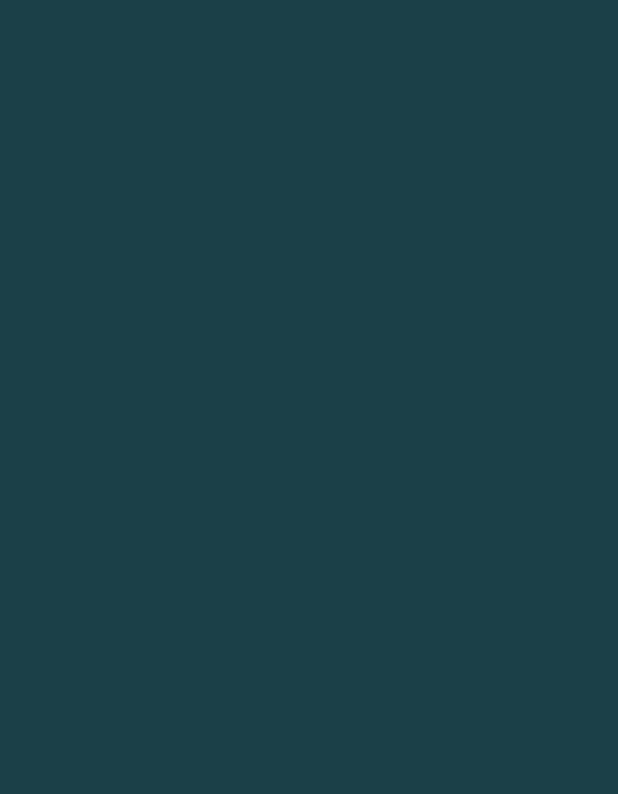
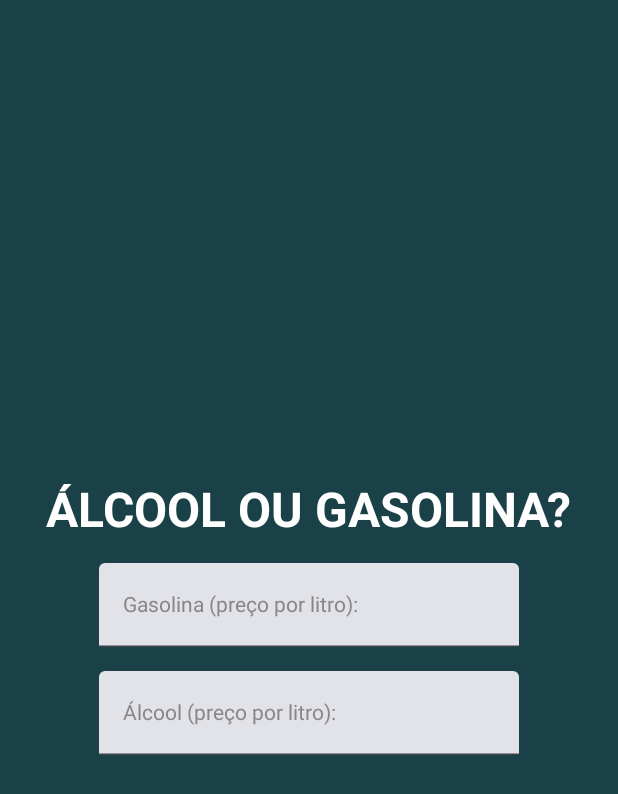
Before and after one commit to Victor-Valedev/App-Smart-Supply-Compose, an Android app built with Jetpack Compose: the screen it shows after launch (MainActivity), on a phone screen of 412 x 824 dp. Before the commit the part shown is empty. Shown: the top 794 px of the screen. Run offline under Robolectric (Android 15) with nearby library versions, the phone set to English and light mode, and no system bars.

Commit message:
feat: created entries for users to enter the price of gasoline and alcohol

```diff
--- a/app/src/main/java/com/victor/smartsupplyapp/MainActivity.kt
+++ b/app/src/main/java/com/victor/smartsupplyapp/MainActivity.kt
@@ -13,13 +13,21 @@ import androidx.compose.material3.MaterialTheme
 import androidx.compose.material3.Scaffold
 import androidx.compose.material3.Surface
 import androidx.compose.material3.Text
+import androidx.compose.material3.TextField
 import androidx.compose.material3.TopAppBar
 import androidx.compose.runtime.Composable
+import androidx.compose.runtime.getValue
+import androidx.compose.runtime.mutableStateOf
+import androidx.compose.runtime.remember
+import androidx.compose.runtime.setValue
 import androidx.compose.ui.Alignment
 import androidx.compose.ui.Modifier
 import androidx.compose.ui.graphics.Color
+import androidx.compose.ui.text.TextStyle
+import androidx.compose.ui.text.font.FontWeight
 import androidx.compose.ui.tooling.preview.Preview
 import androidx.compose.ui.unit.dp
+import androidx.compose.ui.unit.sp
 import com.victor.smartsupplyapp.ui.theme.SmartSupplyAppTheme
 
 class MainActivity : ComponentActivity() {
@@ -42,6 +50,9 @@ class MainActivity : ComponentActivity() {
 @Composable
 fun AppSmartSupply(){
 
+    var valorGasolina by remember { mutableStateOf("") }
+    var valorAlcool by remember { mutableStateOf("") }
+
     Column(
         Modifier
             .background(color = Color(0xF10C373D))
@@ -53,7 +64,40 @@ fun AppSmartSupply(){
             verticalArrangement = Arrangement.spacedBy(16.dp),
             horizontalAlignment = Alignment.CenterHorizontally
         ) {
-
+            Text(
+                text = "ÁLCOOL OU GASOLINA?",
+                style = TextStyle(
+                    color = Color.White,
+                    fontSize = 32.sp,
+                    fontWeight = FontWeight.Bold
+                )
+            )
+            TextField(
+                value = valorGasolina,
+                onValueChange = {
+                    valorGasolina = it
+                },
+                label = {
+                    Text(text = "Gasolina (preço por litro):",
+                    style = TextStyle(
+                        color = Color.Gray
+                        )
+                    )
+                }
+            )
+            TextField(
+                value = valorAlcool,
+                onValueChange = {
+                    valorAlcool = it
+                },
+                label = {
+                    Text(text = "Álcool (preço por litro):",
+                    style = TextStyle(
+                        color = Color.Gray
+                        )
+                    )
+                }
+            )
         }
     }
 
```
